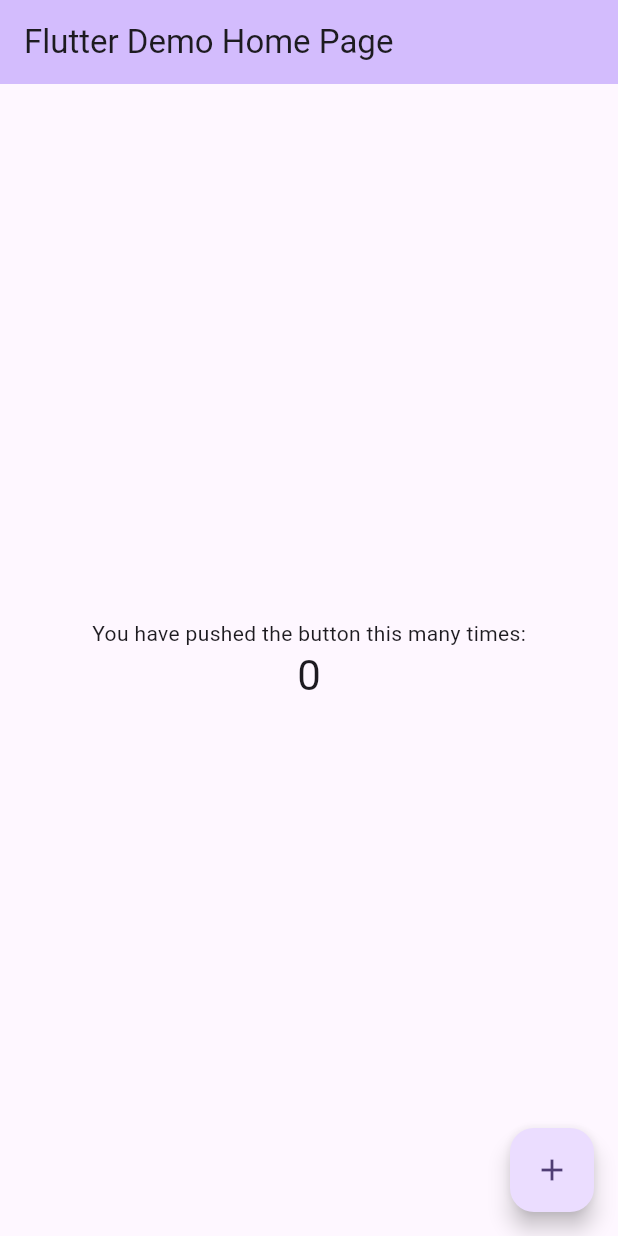
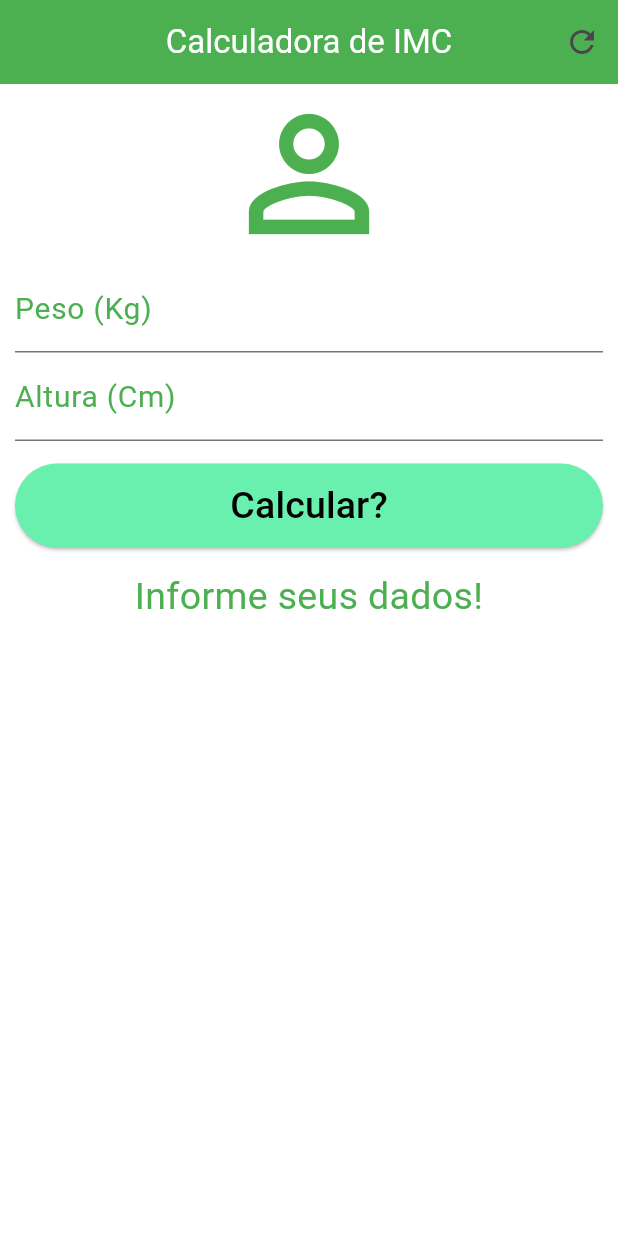
Before and after one commit to zeverardino/flutter_calculadora_imc, a Flutter app: the screen it shows after launch, on a phone screen of 412 x 824 dp. Run offline on Flutter 3.47's test engine with Material 3 defaults, Android fonts, the phone set to English and light mode, and no system bars.

Commit message:
criação de calculadora com utilização de form no input

```diff
--- a/lib/main.dart
+++ b/lib/main.dart
@@ -1,122 +1,166 @@
 import 'package:flutter/material.dart';
 
 void main() {
-  runApp(const MyApp());
+  runApp(MaterialApp(home: Home()));
 }
 
-class MyApp extends StatelessWidget {
-  const MyApp({super.key});
+class Home extends StatefulWidget {
+  const Home({super.key});
 
-  // This widget is the root of your application.
   @override
-  Widget build(BuildContext context) {
-    return MaterialApp(
-      title: 'Flutter Demo',
-      theme: ThemeData(
-        // This is the theme of your application.
-        //
-        // TRY THIS: Try running your application with "flutter run". You'll see
-        // the application has a purple toolbar. Then, without quitting the app,
-        // try changing the seedColor in the colorScheme below to Colors.green
-        // and then invoke "hot reload" (save your changes or press the "hot
-        // reload" button in a Flutter-supported IDE, or press "r" if you used
-        // the command line to start the app).
-        //
-        // Notice that the counter didn't reset back to zero; the application
-        // state is not lost during the reload. To reset the state, use hot
-        // restart instead.
-        //
-        // This works for code too, not just values: Most code changes can be
-        // tested with just a hot reload.
-        colorScheme: ColorScheme.fromSeed(seedColor: Colors.deepPurple),
-      ),
-      home: const MyHomePage(title: 'Flutter Demo Home Page'),
-    );
-  }
+  State<Home> createState() => _HomeState();
 }
 
-class MyHomePage extends StatefulWidget {
-  const MyHomePage({super.key, required this.title});
+class _HomeState extends State<Home> {
 
-  // This widget is the home page of your application. It is stateful, meaning
-  // that it has a State object (defined below) that contains fields that affect
-  // how it looks.
+  TextEditingController pesoController = TextEditingController();
+  TextEditingController alturaController = TextEditingController();
 
-  // This class is the configuration for the state. It holds the values (in this
-  // case the title) provided by the parent (in this case the App widget) and
-  // used by the build method of the State. Fields in a Widget subclass are
-  // always marked "final".
+  String _infoText = "Informe seus dados!";
 
-  final String title;
+  GlobalKey<FormState> _formKey = GlobalKey<FormState>();
 
-  @override
-  State<MyHomePage> createState() => _MyHomePageState();
+  void _resetFields(){
+    pesoController.text = '';
+    alturaController.text = '';
+    setState(() {
+      _infoText = "Informe seus dados!";
+      _formKey = GlobalKey<FormState>();
+    });
   }
 
-class _MyHomePageState extends State<MyHomePage> {
-  int _counter = 0;
-
-  void _incrementCounter() {
+  void _calculate(){
+    print("Entrou Calculate");
+    double peso = double.parse(pesoController.text);
+    double altura = double.parse(alturaController.text) / 100;
+    double imc = peso / (altura * altura);
+    print(imc);
+    if(imc < 18.5){
       setState(() {
-      // This call to setState tells the Flutter framework that something has
-      // changed in this State, which causes it to rerun the build method below
-      // so that the display can reflect the updated values. If we changed
-      // _counter without calling setState(), then the build method would not be
-      // called again, and so nothing would appear to happen.
-      _counter++;
+        _infoText = "abaixo do peso (${imc.toStringAsFixed(2)})";
       });
+    } else if (imc >= 18.5 && imc < 24.9) {
+      setState(() {
+        _infoText = "Peso normal (${imc.toStringAsFixed(2)})";
+      });
+    } else if (imc >= 25 && imc < 29.9) {
+      setState(() {
+        _infoText = "Sobrepeso (${imc.toStringAsFixed(2)})";
+      });
+    } else if (imc >= 30 && imc < 34.9) {
+      setState(() {
+        _infoText = "Obesidade Grau I (${imc.toStringAsFixed(2)})";
+      });
+    } else if (imc >= 35 && imc < 39.9) {
+      setState(() {
+        _infoText = "Obesidade Grau II (${imc.toStringAsFixed(2)})";
+      });
+    } else {
+      setState(() {
+        _infoText = "Obesidade Grau III (${imc.toStringAsFixed(2)})";
+      });
+    }
   }
 
   @override
   Widget build(BuildContext context) {
-    // This method is rerun every time setState is called, for instance as done
-    // by the _incrementCounter method above.
-    //
-    // The Flutter framework has been optimized to make rerunning build methods
-    // fast, so that you can just rebuild anything that needs updating rather
-    // than having to individually change instances of widgets.
     return Scaffold(
       appBar: AppBar(
-        // TRY THIS: Try changing the color here to a specific color (to
-        // Colors.amber, perhaps?) and trigger a hot reload to see the AppBar
-        // change color while the other colors stay the same.
-        backgroundColor: Theme.of(context).colorScheme.inversePrimary,
-        // Here we take the value from the MyHomePage object that was created by
-        // the App.build method, and use it to set our appbar title.
-        title: Text(widget.title),
+        title: Text(
+          "Calculadora de IMC",
+          style: TextStyle(color: Colors.white),
         ),
-      body: Center(
-        // Center is a layout widget. It takes a single child and positions it
-        // in the middle of the parent.
+        backgroundColor: Colors.green,
+        centerTitle: true,
+        actions: [
+          IconButton(
+              onPressed: _resetFields,
+              icon: Icon(
+                  Icons.refresh
+              )
+          )],
+      ),
+      backgroundColor: Colors.white,
+      body: SingleChildScrollView(
+        padding: EdgeInsets.fromLTRB(10, 0, 10, 0),
+        child: Form(
+            key: _formKey,
             child: Column(
-          // Column is also a layout widget. It takes a list of children and
-          // arranges them vertically. By default, it sizes itself to fit its
-          // children horizontally, and tries to be as tall as its parent.
-          //
-          // Column has various properties to control how it sizes itself and
-          // how it positions its children. Here we use mainAxisAlignment to
-          // center the children vertically; the main axis here is the vertical
-          // axis because Columns are vertical (the cross axis would be
-          // horizontal).
-          //
-          // TRY THIS: Invoke "debug painting" (choose the "Toggle Debug Paint"
-          // action in the IDE, or press "p" in the console), to see the
-          // wireframe for each widget.
-          mainAxisAlignment: MainAxisAlignment.center,
-          children: <Widget>[
-            const Text('You have pushed the button this many times:'),
+              crossAxisAlignment: CrossAxisAlignment.stretch,
+              children: [
+                Icon(Icons.person_outline, size: 120, color: Colors.green),
+                TextFormField(
+                  keyboardType: TextInputType.number,
+                  decoration: InputDecoration(
+                    labelText: "Peso (Kg)",
+                    labelStyle: TextStyle(
+                        fontSize: 20,
+                        color: Colors.green
+                    ),
+                  ),
+                  textAlign: TextAlign.center,
+                  style: TextStyle(color: Colors.green),
+                  controller: pesoController,
+                  validator: (value) {
+                    if(value!.isEmpty){
+                      return "Informe o peso";
+                    }
+                    return null;
+                  },
+                ),
+                TextFormField(
+                  keyboardType: TextInputType.number,
+                  decoration: InputDecoration(
+                    labelText: "Altura (Cm)",
+                    labelStyle: TextStyle(
+                        fontSize: 20,
+                        color: Colors.green
+                    ),
+                  ),
+                  textAlign: TextAlign.center,
+                  style: TextStyle(color: Colors.green),
+                  controller: alturaController,
+                  validator: (value) {
+                    if(value!.isEmpty){
+                      return "Informe a altura";
+                    }
+                    return null;
+                  },
+                ),
+                Padding(
+                  padding: const EdgeInsets.fromLTRB(0, 15, 0, 15),
+                  child: ElevatedButton(
+                      onPressed: () {
+                        if(_formKey.currentState!.validate()){
+                          _calculate();
+                        }
+                      },
+                      child: Text(
+                        'Calcular?',
+                        style: TextStyle(
+                            fontSize: 25,
+                            color: Colors.black
+                        ),
+                      ),
+                      style: ElevatedButton.styleFrom(
+                          backgroundColor: Colors.greenAccent,
+                          padding: EdgeInsets.all(10),
+                          foregroundColor: Colors.teal
+                      )
+                  ),
+                ),
                 Text(
-              '$_counter',
-              style: Theme.of(context).textTheme.headlineMedium,
+                  _infoText,
+                  textAlign: TextAlign.center,
+                  style: TextStyle(
+                      color: Colors.green,
+                      fontSize: 25
                   ),
+                )
               ],
             ),
-      ),
-      floatingActionButton: FloatingActionButton(
-        onPressed: _incrementCounter,
-        tooltip: 'Increment',
-        child: const Icon(Icons.add),
-      ), // This trailing comma makes auto-formatting nicer for build methods.
+        )
+      )
     );
   }
 }
```
Also changed, not shown: 1 other file. Lines whose indentation alone changed are shown as unchanged.
